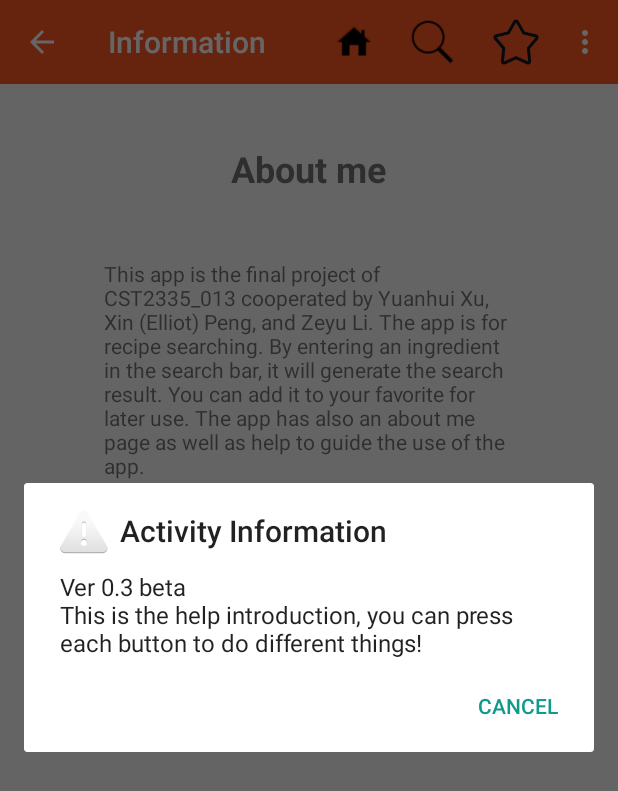
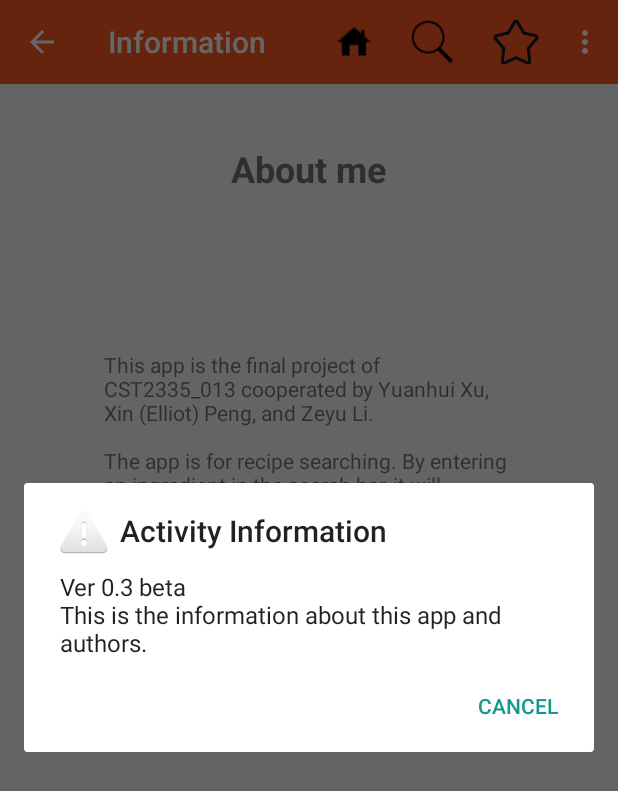
Before and after one commit to ZeyuLiAlgonquin/CST2335-final-project, an Android app: the AboutMeActivity screen opened directly, with no data from a screen before it, in the options menu, after a tap on "help", on a phone screen of 412 x 824 dp. Shown: the top 791 px of the screen. Run offline under Robolectric (Android 15) with nearby library versions, the phone set to English and light mode, and no system bars.

Commit message:
Finished, changed strings

```diff
--- a/app/src/main/res/layout/about.xml
+++ b/app/src/main/res/layout/about.xml
@@ -23,16 +23,16 @@
 
     <TextView
         android:id="@+id/about_body"
-        android:layout_width="272dp"
-        android:layout_height="480dp"
+        android:layout_width="273dp"
+        android:layout_height="428dp"
+        android:layout_marginTop="24dp"
         android:layout_marginStart="32dp"
         android:layout_marginEnd="32dp"
         android:text="@string/about_body"
         app:layout_constraintBottom_toBottomOf="parent"
         app:layout_constraintEnd_toEndOf="parent"
-        app:layout_constraintHorizontal_bias="0.493"
         app:layout_constraintStart_toStartOf="parent"
         app:layout_constraintTop_toBottomOf="@+id/about_header"
-        app:layout_constraintVertical_bias="0.203" />
+        app:layout_constraintVertical_bias="0.331" />
 
 </androidx.constraintlayout.widget.ConstraintLayout>
--- a/app/src/main/res/values/strings.xml
+++ b/app/src/main/res/values/strings.xml
@@ -17,16 +17,16 @@
     <string name="information">Activity Information</string>
 
     <string name="mainHelp">Click button to start Searching! Or click the star on the toolbar to go directly to your Favorites</string>
-    <string name="searchHelp">Toggle Results/Favorites list on toolbar. You may only enter search when looking at the Results List. Also the droids only let you search Lasagna and Chicken, go figure.</string>
-    <string name="aboutHelp">This is the help introduction, you can press each button to do different things!</string>
-    <string name="favHelp">Click the button to add to your favorite</string>
-    <string name="favDetailHelp">Click the star button to add the recipe to your favorite, you can see your previous saved recipes</string>
-    <string name="searchDetailHelp">Click the button to search for a recipe by ingredient</string>
+    <string name="searchHelp">Input the ingredient you want to search and click on the search button. The results would be displayed in list. </string>
+    <string name="aboutHelp">This is the information about this app and authors.</string>
+    <string name="favHelp">Input the ingredient you want to search in favorite and click on the filter button. The results would be displayed in list. Long click can delete it from favorite.</string>
+    <string name="favDetailHelp">Click the star button to delete the recipe from your favorite</string>
+    <string name="searchDetailHelp">Click the star button to add the recipe to your favorite</string>
 
     <string name="navigation_drawer_open">open navigation drawer</string>
     <string name="navigation_drawer_close">close navigation drawer</string>
     <string name="about_me_title">About me</string>
-    <string name="about_body">This app is the final project of CST2335_013 cooperated by Yuanhui Xu, Xin (Elliot) Peng, and Zeyu Li. The app is for recipe searching.
+    <string name="about_body">This app is the final project of CST2335_013 cooperated by Yuanhui Xu, Xin (Elliot) Peng, and Zeyu Li. \n\nThe app is for recipe searching.
         By entering an ingredient in the search bar, it will generate the search result. You can add it to your favorite for later use. The app has also an about me page
         as well as help to guide the use of the app.</string>
 
```
Also changed, not shown: app/src/main/res/drawable/recipe_main_new.png (added), 1 other file.
